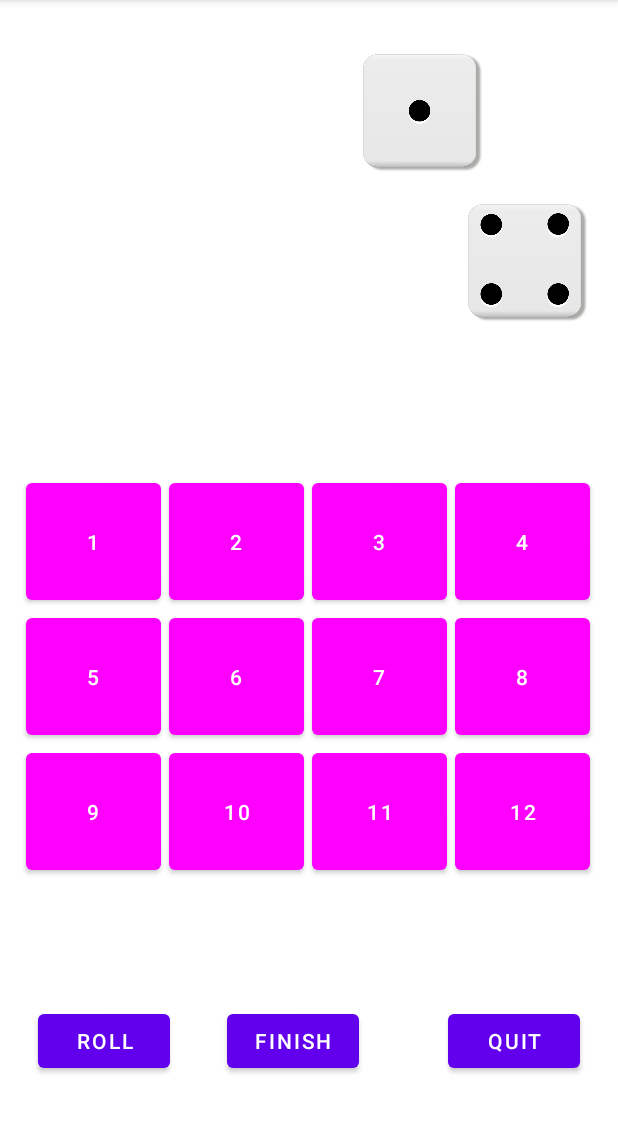
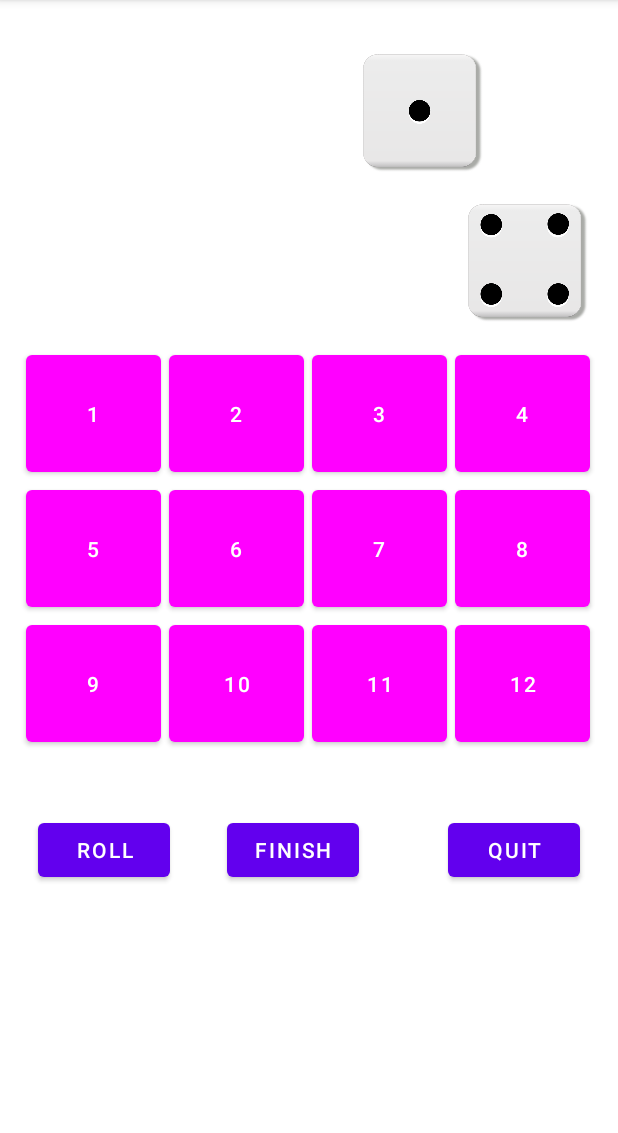
Before and after one commit to rayljc/ShutTheBox, an Android app: the Game screen opened directly, with no data from a screen before it, on a phone screen of 412 x 824 dp, the part 84-1217 px from its top. Run offline under Robolectric (Android 15) with nearby library versions, the phone set to English and light mode, and no system bars; our stand-ins replace Firebase (no records; nobody signed in at launch, a user with empty details on screens opened directly); 7 statements that could not run were skipped.

Commit message:
Fix UI (target devices: Paxel 2 and above, eg Pixel 3, 4)

```diff
--- a/app/src/main/res/layout/activity_game.xml
+++ b/app/src/main/res/layout/activity_game.xml
@@ -7,13 +7,14 @@
     tools:context=".Game">
 
     <androidx.constraintlayout.widget.ConstraintLayout
+        android:id="@+id/constraintLayout"
         android:layout_width="418dp"
         android:layout_height="307dp"
-        android:layout_marginBottom="52dp"
-        app:layout_constraintBottom_toTopOf="@+id/game_roll_dice_button"
+        android:layout_marginTop="10dp"
         app:layout_constraintEnd_toEndOf="parent"
         app:layout_constraintHorizontal_bias="0.571"
-        app:layout_constraintStart_toStartOf="parent">
+        app:layout_constraintStart_toStartOf="parent"
+        app:layout_constraintTop_toBottomOf="@+id/dice_image_view_2">
 
         <Button
             android:id="@+id/wooden_card_1"
@@ -136,30 +137,30 @@
         android:layout_width="wrap_content"
         android:layout_height="wrap_content"
         android:layout_marginStart="25dp"
-        android:layout_marginBottom="50dp"
+        android:layout_marginTop="10dp"
         android:text="@string/text_roll"
-        app:layout_constraintBottom_toBottomOf="parent"
-        app:layout_constraintStart_toStartOf="parent" />
+        app:layout_constraintStart_toStartOf="parent"
+        app:layout_constraintTop_toBottomOf="@+id/constraintLayout" />
 
     <Button
         android:id="@+id/game_finish_button"
         android:layout_width="wrap_content"
         android:layout_height="wrap_content"
         android:layout_marginStart="38dp"
-        android:layout_marginBottom="50dp"
+        android:layout_marginTop="10dp"
         android:text="@string/text_finish"
-        app:layout_constraintBottom_toBottomOf="parent"
-        app:layout_constraintStart_toEndOf="@+id/game_roll_dice_button" />
+        app:layout_constraintStart_toEndOf="@+id/game_roll_dice_button"
+        app:layout_constraintTop_toBottomOf="@+id/constraintLayout" />
 
     <Button
         android:id="@+id/game_quit_button"
         android:layout_width="wrap_content"
         android:layout_height="wrap_content"
+        android:layout_marginTop="10dp"
         android:layout_marginEnd="25dp"
-        android:layout_marginBottom="50dp"
         android:text="@string/text_quit"
-        app:layout_constraintBottom_toBottomOf="parent"
-        app:layout_constraintEnd_toEndOf="parent" />
+        app:layout_constraintEnd_toEndOf="parent"
+        app:layout_constraintTop_toBottomOf="@+id/constraintLayout" />
 
     <TextView
         android:id="@+id/game_player_name_one"
```
Also changed, not shown: app/src/main/res/layout/activity_game_room.xml (+6 -6 lines), app/src/main/res/layout/activity_post_game.xml (+9 -9 lines).
